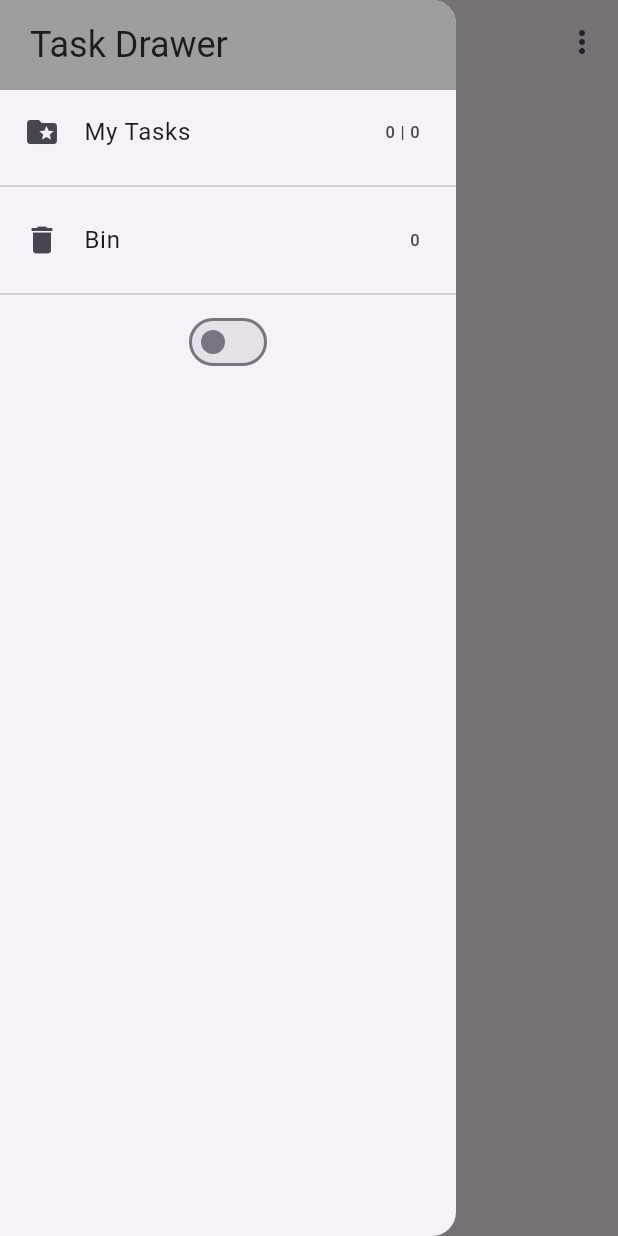
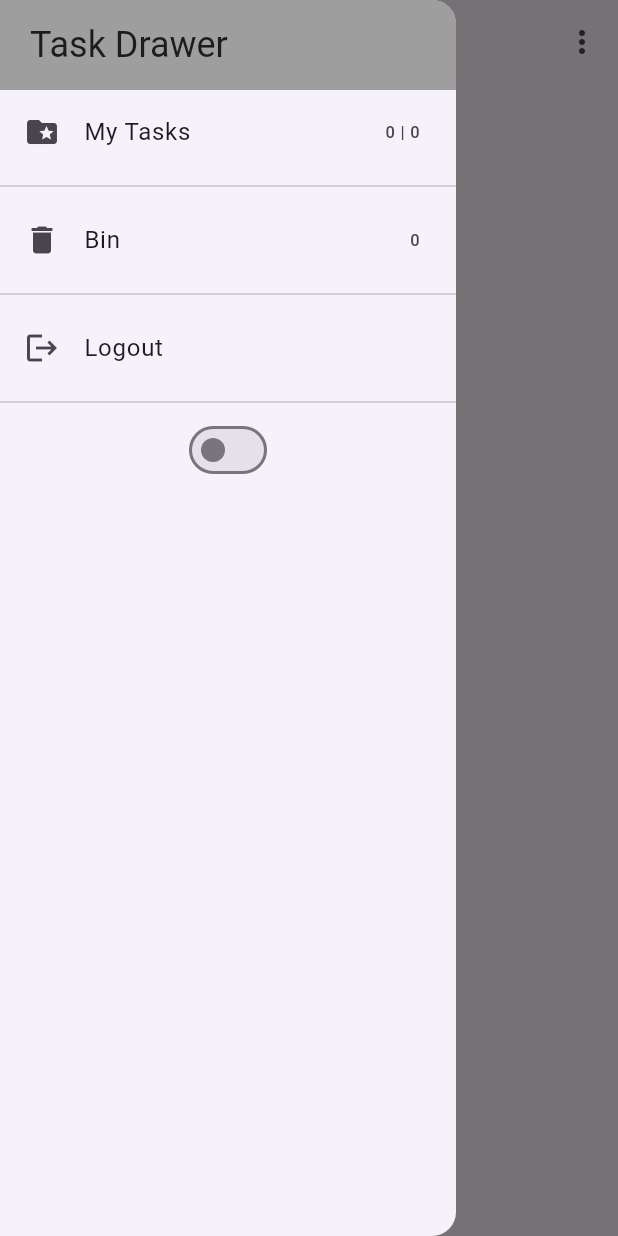
Before and after one commit to hitesh-techgrains/firebase_todo_bloc, a Flutter app: the RecycleBin screen opened directly, with the side drawer open, on a phone screen of 412 x 824 dp. Run offline on Flutter 3.47's test engine with Material 3 defaults, Android fonts, the phone set to English and light mode, and no system bars; our stand-ins replace equatable, firebase_auth, firebase_core, firebase_crashlytics, firebase_messaging, flutter_bloc and 1 more; missing offline and left inert: techgrains; accounts and stored records are empty.

Commit message:
User Logout Implemented

```diff
--- a/lib/screens/my_drawer.dart
+++ b/lib/screens/my_drawer.dart
@@ -1,3 +1,5 @@
+import 'package:firebase_auth/firebase_auth.dart';
+import 'package:firebase_todo_bloc/screens/login_screen.dart';
 import 'package:flutter/material.dart';
 import 'recycle_bin.dart';
 import 'tabs_screen.dart';
@@ -41,6 +43,11 @@ class MyDrawer extends StatelessWidget {
               },
             ),
             const Divider(),
+            GestureDetector(
+              onTap: () => logout(context),
+              child: ListTile(leading: const Icon(Icons.logout), title: const Text('Logout'), trailing: null),
+            ),
+            const Divider(),
             BlocBuilder<SwitchBloc, SwitchState>(
               builder: (context, state) {
                 return Switch(
@@ -56,4 +63,14 @@ class MyDrawer extends StatelessWidget {
       ),
     );
   }
+
+  void logout(context) async {
+    try {
+      await FirebaseAuth.instance.signOut();
+      // Clear navigation stack and go to login screen
+      Navigator.of(context).pushAndRemoveUntil(MaterialPageRoute(builder: (context) => LoginScreen()), (Route<dynamic> route) => false);
+    } catch (e) {
+      ScaffoldMessenger.of(context).showSnackBar(SnackBar(content: Text("Logout failed: $e")));
+    }
+  }
 }
```
